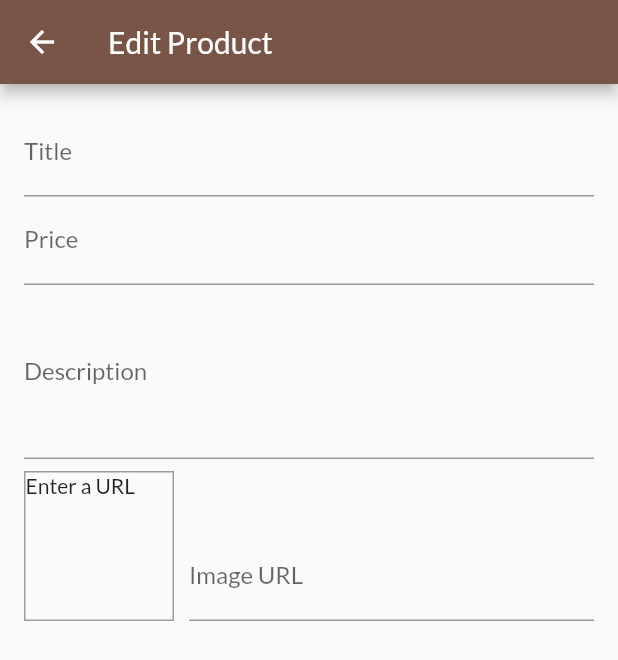
After one commit to sudo0rw3ll/FlutterShop, a Flutter app: the EditProductScreen screen opened by its route, on a phone screen of 412 x 824 dp. The commit adds this screen. Shown: the top 660 px of the screen. Run offline on Flutter 3.47's test engine with Material 2 defaults, Android fonts, the phone set to English and light mode, and no system bars; network calls fail.

Commit message:
Added edit product screen with functionalities

```diff
--- a/lib/main.dart
+++ b/lib/main.dart
@@ -6,6 +6,7 @@ import './screens/product_detail_screen.dart';
 import './screens/orders_screen.dart';
 import './screens/cart_screen.dart';
 import './screens/user_products.dart';
+import './screens/edit_product_screen.dart';
 
 import './providers/products_provider.dart';
 import './providers/cart.dart';
@@ -42,7 +43,8 @@ class MyApp extends StatelessWidget {
           ProductDetailScreen.routeName: (ctx) => ProductDetailScreen(),
           CartScreen.routeName: (ctx) => CartScreen(),
           OrdersScreen.routeName: (ctx) => OrdersScreen(),
-          UserProductsScreen.routeName: (ctx) => UserProductsScreen()
+          UserProductsScreen.routeName: (ctx) => UserProductsScreen(),
+          EditProductScreen.routeName: (ctx) => EditProductScreen(),
         },
       ),
     );
--- /dev/null
+++ b/lib/screens/edit_product_screen.dart
@@ -0,0 +1,114 @@
+import 'package:flutter/material.dart';
+
+class EditProductScreen extends StatefulWidget {
+  static const routeName = '/editProduct';
+
+  @override
+  State<EditProductScreen> createState() => _EditProductScreenState();
+}
+
+class _EditProductScreenState extends State<EditProductScreen> {
+  final _priceFocusNode = FocusNode();
+  final _descriptionFocusNode = FocusNode();
+  final _imageUrlFocusNode = FocusNode();
+  final _imageUrlController = TextEditingController();
+
+  @override
+  void initState() {
+    _imageUrlFocusNode.addListener(_updateImageUrl);
+    super.initState();
+  }
+
+  @override
+  void dispose() {
+    _imageUrlFocusNode.removeListener(_updateImageUrl);
+
+    _priceFocusNode.dispose();
+    _descriptionFocusNode.dispose();
+    _imageUrlFocusNode.dispose();
+
+    _imageUrlController.dispose();
+    super.dispose();
+  }
+
+  void _updateImageUrl(){
+    if(!_imageUrlFocusNode.hasFocus){
+      setState(() {
+
+      });
+    }
+  }
+
+  @override
+  Widget build(BuildContext context) {
+    return Scaffold(
+      appBar: AppBar(
+        title: Text('Edit Product'),
+      ),
+      body: Padding(
+        padding: const EdgeInsets.all(16.0),
+        child: Form(
+          child: ListView(
+            children: <Widget>[
+              TextFormField(
+                decoration: InputDecoration(labelText: 'Title'),
+                textInputAction: TextInputAction.next,
+                onFieldSubmitted: (_) {
+                  FocusScope.of(context).requestFocus(_priceFocusNode);
+                },
+              ),
+              TextFormField(
+                decoration: InputDecoration(labelText: 'Price'),
+                textInputAction: TextInputAction.next,
+                keyboardType: TextInputType.number,
+                focusNode: _priceFocusNode,
+                onFieldSubmitted: (_) {
+                  FocusScope.of(context).requestFocus(_descriptionFocusNode);
+                },
+              ),
+              TextFormField(
+                decoration: InputDecoration(labelText: 'Description'),
+                maxLines: 4,
+                keyboardType: TextInputType.multiline,
+              ),
+              Row(
+                crossAxisAlignment: CrossAxisAlignment.end,
+                children: <Widget>[
+                  Container(
+                    width: 100,
+                    height: 100,
+                    margin: EdgeInsets.only(
+                      top: 8,
+                      right: 10,
+                    ),
+                    decoration: BoxDecoration(
+                      border: Border.all(width: 1, color: Colors.grey),
+                    ),
+                    child: _imageUrlController.text.isEmpty
+                        ? Text('Enter a URL')
+                        : FittedBox(
+                            child: Image.network(_imageUrlController.text,
+                                fit: BoxFit.cover),
+                          ),
+                  ),
+                  Expanded(
+                    child: TextFormField(
+                      decoration: InputDecoration(labelText: 'Image URL'),
+                      keyboardType: TextInputType.url,
+                      textInputAction: TextInputAction.done,
+                      controller: _imageUrlController,
+                      onEditingComplete: () {
+                        setState(() {});
+                      },
+                      focusNode: _imageUrlFocusNode,
+                    ),
+                  ),
+                ],
+              ),
+            ],
+          ),
+        ),
+      ),
+    );
+  }
+}
--- a/lib/screens/user_products.dart
+++ b/lib/screens/user_products.dart
@@ -1,4 +1,5 @@
 import 'package:flutter/material.dart';
+import 'package:flutter_shop/screens/edit_product_screen.dart';
 import 'package:flutter_shop/widgets/app_drawer.dart';
 
 import 'package:provider/provider.dart';
@@ -18,7 +19,9 @@ class UserProductsScreen extends StatelessWidget {
         actions: <Widget>[
           IconButton(
             icon: const Icon(Icons.add),
-            onPressed: () {},
+            onPressed: () {
+              Navigator.of(context).pushNamed(EditProductScreen.routeName);
+            },
           )
         ],
       ),
--- a/lib/widgets/order_item.dart
+++ b/lib/widgets/order_item.dart
@@ -1,8 +1,6 @@
 import 'dart:math';
 import 'package:flutter/material.dart';
 import 'package:intl/intl.dart';
-
-import '../providers/orders.dart';
 import '../models/order_item.dart' as ord;
 
 class OrderItem extends StatefulWidget {
--- a/lib/widgets/product_item.dart
+++ b/lib/widgets/product_item.dart
@@ -4,7 +4,6 @@ import '../screens/product_detail_screen.dart';
 
 import '../models/product.dart';
 import 'package:provider/provider.dart';
-import '../providers/products_provider.dart';
 import '../providers/cart.dart';
 
 class ProductItem extends StatelessWidget {
--- a/lib/widgets/products_grid.dart
+++ b/lib/widgets/products_grid.dart
@@ -1,10 +1,7 @@
 import 'package:flutter/material.dart';
-import 'package:flutter_shop/providers/products_provider.dart';
 import 'package:provider/provider.dart';
-
 import '../widgets/product_item.dart';
 import '../providers/products_provider.dart';
-import '../models/product.dart';
 
 class ProductsGrid extends StatelessWidget {
   final bool showFavs;
```
